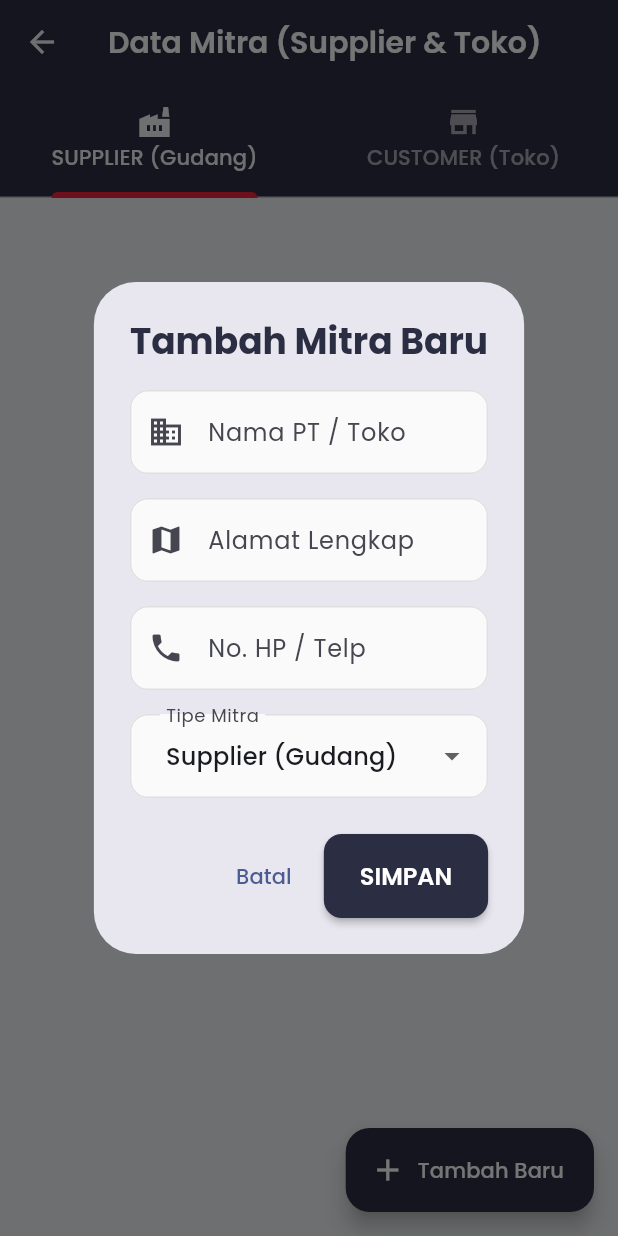
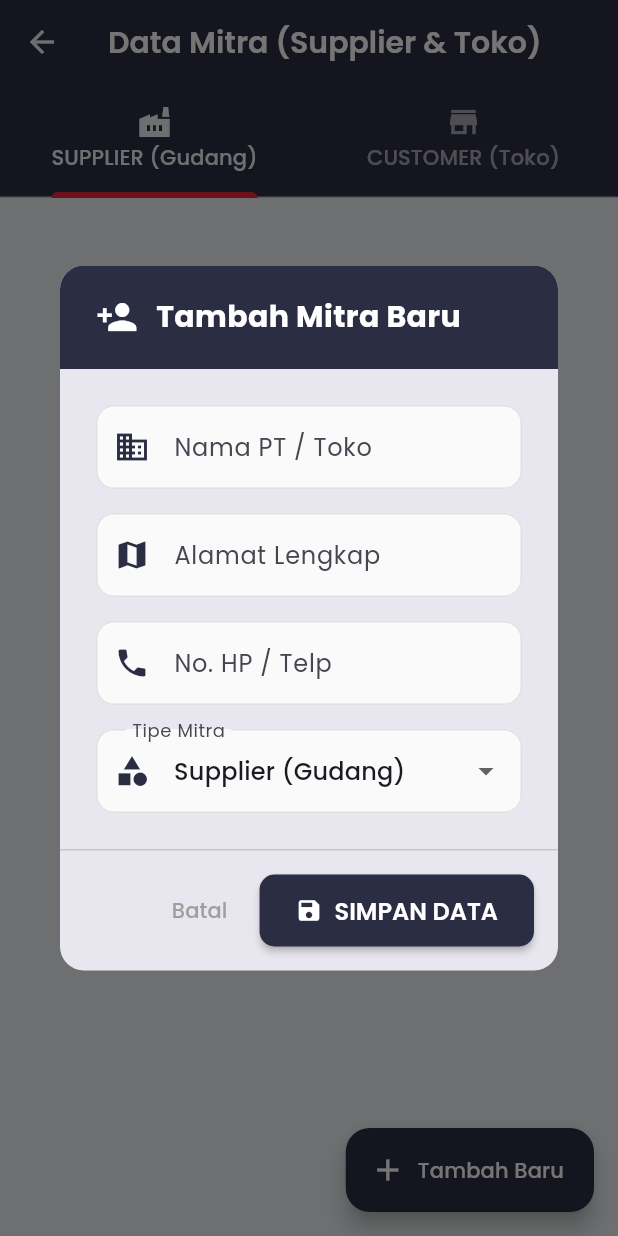
Before and after one commit to enrujong/ABL_APP, a Flutter app: the PartnerListPage screen opened directly, after a tap on "Tambah Baru", on a phone screen of 412 x 824 dp. Run offline on Flutter 3.47's test engine with Material 3 defaults, Android fonts, the light colour scheme and no system bars; our stand-ins replace google_fonts, pdf, printing, supabase_flutter; accounts and stored records are empty.

Commit message:
memperbagus tampilan tambah mitra

```diff
--- a/lib/pages/partner_list_page.dart
+++ b/lib/pages/partner_list_page.dart
@@ -56,55 +56,123 @@ class _PartnerListPageState extends State<PartnerListPage>
     final addressCtrl = TextEditingController(text: partner?.address ?? '');
     final phoneCtrl = TextEditingController(text: partner?.phone ?? '');
 
-    // Default tipe: Kalau edit ikut data lama, kalau baru ikut tab aktif
     String selectedType = isEdit
         ? partner!.type
         : (_tabController.index == 0 ? 'SUPPLIER' : 'CUSTOMER');
 
     showDialog(
       context: context,
-      builder: (context) => AlertDialog(
-        title: Text(
-          isEdit ? 'Edit Mitra' : 'Tambah Mitra Baru',
-          style: TextStyle(
+      builder: (context) => Dialog(
+        shape: RoundedRectangleBorder(borderRadius: BorderRadius.circular(16)),
+        child: Container(
+          width: 450, // Lebar ideal untuk dialog form
+          padding: EdgeInsets.zero,
+          child: Column(
+            mainAxisSize: MainAxisSize.min,
+            children: [
+              // --- HEADER DIALOG ---
+              Container(
+                padding: const EdgeInsets.symmetric(
+                  vertical: 20,
+                  horizontal: 24,
+                ),
+                decoration: BoxDecoration(
                   color: _colDarkGunmetal,
+                  borderRadius: const BorderRadius.only(
+                    topLeft: Radius.circular(16),
+                    topRight: Radius.circular(16),
+                  ),
+                ),
+                child: Row(
+                  children: [
+                    Icon(
+                      isEdit ? Icons.edit_note : Icons.person_add,
+                      color: Colors.white,
+                      size: 28,
+                    ),
+                    const SizedBox(width: 12),
+                    Text(
+                      isEdit ? 'Edit Data Mitra' : 'Tambah Mitra Baru',
+                      style: const TextStyle(
+                        color: Colors.white,
+                        fontSize: 20,
                         fontWeight: FontWeight.bold,
                       ),
                     ),
-        content: SingleChildScrollView(
+                  ],
+                ),
+              ),
+
+              // --- FORM CONTENT ---
+              Padding(
+                padding: const EdgeInsets.all(24),
                 child: Column(
-            mainAxisSize: MainAxisSize.min,
                   children: [
                     TextField(
                       controller: nameCtrl,
-                decoration: const InputDecoration(
+                      decoration: InputDecoration(
                         labelText: 'Nama PT / Toko',
-                  prefixIcon: Icon(Icons.business),
+                        prefixIcon: Icon(
+                          Icons.business,
+                          color: _colDarkGunmetal,
+                        ),
+                        border: OutlineInputBorder(
+                          borderRadius: BorderRadius.circular(12),
+                        ),
+                        filled: true,
+                        fillColor: Colors.grey[50],
                       ),
                     ),
                     const SizedBox(height: 16),
                     TextField(
                       controller: addressCtrl,
-                decoration: const InputDecoration(
+                      decoration: InputDecoration(
                         labelText: 'Alamat Lengkap',
-                  prefixIcon: Icon(Icons.map),
+                        prefixIcon: Icon(Icons.map, color: _colDarkGunmetal),
+                        border: OutlineInputBorder(
+                          borderRadius: BorderRadius.circular(12),
+                        ),
+                        filled: true,
+                        fillColor: Colors.grey[50],
                       ),
                     ),
                     const SizedBox(height: 16),
-              TextField(
+                    Row(
+                      children: [
+                        Expanded(
+                          child: TextField(
                             controller: phoneCtrl,
                             keyboardType: TextInputType.phone,
-                decoration: const InputDecoration(
+                            decoration: InputDecoration(
                               labelText: 'No. HP / Telp',
-                  prefixIcon: Icon(Icons.phone),
+                              prefixIcon: Icon(
+                                Icons.phone,
+                                color: _colDarkGunmetal,
                               ),
+                              border: OutlineInputBorder(
+                                borderRadius: BorderRadius.circular(12),
+                              ),
+                              filled: true,
+                              fillColor: Colors.grey[50],
+                            ),
+                          ),
+                        ),
+                      ],
                     ),
                     const SizedBox(height: 16),
                     DropdownButtonFormField<String>(
                       value: selectedType,
-                decoration: const InputDecoration(
+                      decoration: InputDecoration(
                         labelText: 'Tipe Mitra',
-                  border: OutlineInputBorder(),
+                        prefixIcon: Icon(
+                          Icons.category,
+                          color: _colDarkGunmetal,
+                        ),
+                        border: OutlineInputBorder(
+                          borderRadius: BorderRadius.circular(12),
+                        ),
+                        filled: true,
+                        fillColor: Colors.grey[50],
                       ),
                       items: const [
                         DropdownMenuItem(
@@ -121,30 +189,56 @@ class _PartnerListPageState extends State<PartnerListPage>
                   ],
                 ),
               ),
-        actions: [
-          // Tombol Hapus (Hanya muncul jika Edit)
-          if (isEdit)
+
+              const Divider(height: 1),
+
+              // --- FOOTER BUTTONS ---
+              Padding(
+                padding: const EdgeInsets.all(16),
+                child: Row(
+                  mainAxisAlignment: MainAxisAlignment.end,
+                  children: [
+                    if (isEdit) ...[
                       TextButton.icon(
                         onPressed: () {
-                Navigator.pop(context); // Tutup dialog edit dulu
-                _deletePartner(partner!.id); // Panggil fungsi hapus
+                          Navigator.pop(context);
+                          _deletePartner(partner!.id);
                         },
-              icon: Icon(Icons.delete, color: _colRed),
+                        icon: Icon(Icons.delete_outline, color: _colRed),
                         label: Text('Hapus', style: TextStyle(color: _colRed)),
+                        style: TextButton.styleFrom(
+                          padding: const EdgeInsets.symmetric(
+                            horizontal: 16,
+                            vertical: 12,
                           ),
-
-          // Spacer agar tombol Simpan ada di kanan
-          if (isEdit) const SizedBox(width: 20),
+                        ),
+                      ),
+                      const Spacer(),
+                    ] else
+                      const Spacer(),
 
                     TextButton(
                       onPressed: () => Navigator.pop(context),
-            child: const Text('Batal'),
+                      child: const Text(
+                        'Batal',
+                        style: TextStyle(color: Colors.grey),
                       ),
-          ElevatedButton(
+                    ),
+                    const SizedBox(width: 8),
+                    ElevatedButton.icon(
                       style: ElevatedButton.styleFrom(
                         backgroundColor: _colDarkGunmetal,
                         foregroundColor: Colors.white,
+                        padding: const EdgeInsets.symmetric(
+                          horizontal: 24,
+                          vertical: 12,
                         ),
+                        shape: RoundedRectangleBorder(
+                          borderRadius: BorderRadius.circular(10),
+                        ),
+                      ),
+                      icon: const Icon(Icons.save),
+                      label: Text(isEdit ? 'SIMPAN PERUBAHAN' : 'SIMPAN DATA'),
                       onPressed: () async {
                         if (nameCtrl.text.isEmpty) return;
                         try {
@@ -161,7 +255,9 @@ class _PartnerListPageState extends State<PartnerListPage>
                                 .update(data)
                                 .eq('id', partner!.id);
                           } else {
-                  await Supabase.instance.client.from('partners').insert(data);
+                            await Supabase.instance.client
+                                .from('partners')
+                                .insert(data);
                           }
 
                           Navigator.pop(context);
@@ -179,12 +275,13 @@ class _PartnerListPageState extends State<PartnerListPage>
                           ).showSnackBar(SnackBar(content: Text('Gagal: $e')));
                         }
                       },
-            child: Text(isEdit ? 'SIMPAN PERUBAHAN' : 'SIMPAN'),
                     ),
                   ],
-        actionsAlignment: isEdit
-            ? MainAxisAlignment.spaceBetween
-            : MainAxisAlignment.end, // Agar tombol Hapus mojok kiri
+                ),
+              ),
+            ],
+          ),
+        ),
       ),
     );
   }
```
Lines whose indentation alone changed are shown as unchanged.
